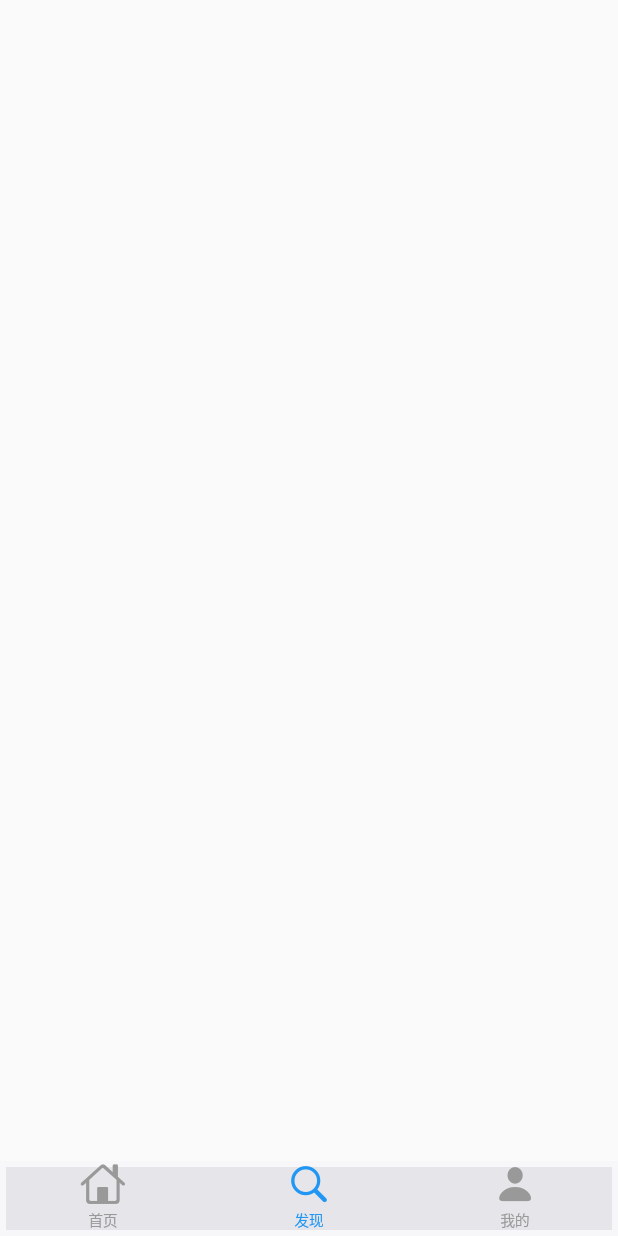
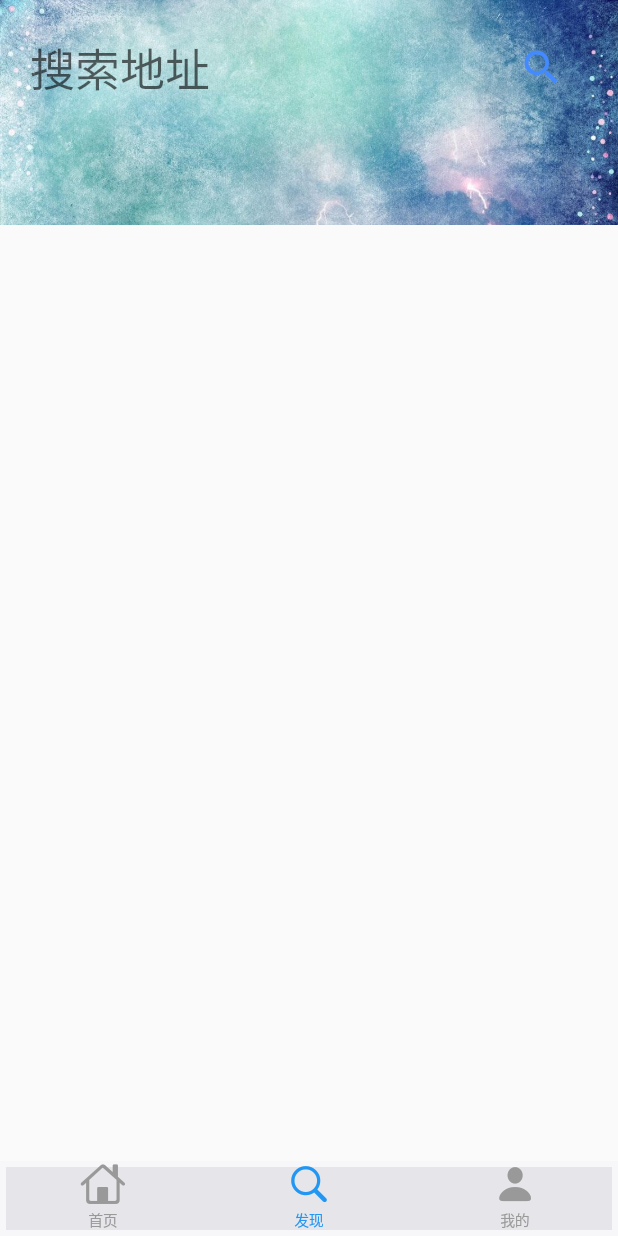
Before and after one commit to MMMMMMMingor/indoor_location_front, a Flutter app: the screen it shows after launch, item 2 of the bottom bar chosen, on a phone screen of 412 x 824 dp. Run offline on Flutter 3.47's test engine with Material 2 defaults, Android fonts, the phone set to English and light mode, and no system bars.

Commit message:
update devlin

```diff
--- a/lib/pages/tabs/search.dart
+++ b/lib/pages/tabs/search.dart
@@ -5,18 +5,61 @@ import 'package:flutter/material.dart';
 class SearchPage extends StatelessWidget{
   @override
   Widget build(BuildContext context){
-    return CupertinoPageScaffold(
+    return Scaffold(
         // child:Center(
         //     child:Text('发现',
         //       style: Theme.of(context).textTheme.button,)
         // )
-     child:ListView(
-       children: <Widget>[
-         Row(
+    resizeToAvoidBottomPadding: false,
+    body: Container(
+      height: 150,
+        decoration: BoxDecoration(
+          image: DecorationImage(
+            image: AssetImage("images/searchBack.jpg"),
+            fit: BoxFit.cover,
+          ),
+        ),
+     child: Center(
+          child: Padding(
+              padding: EdgeInsets.all(20),
+      child: Container(
+        child: Column(
+          children: <Widget>[
+            Container(
+              child: Row(
+                children: <Widget>[
+                Expanded(
+                            flex: 5,
+                            child: TextField(
+                                style: TextStyle(fontSize: 30),
+                                decoration: InputDecoration.collapsed(
+                                    border: InputBorder.none,
+                                    hintText: "搜索地址",
+                                    hintStyle: TextStyle())),
+                          ),
+                          Expanded(
+                            flex: 1,
+                            child: IconButton(
+                              icon: Icon(Icons.search),
+                                padding:EdgeInsets.all(10.0),
+                              iconSize: 30,
 
-         )
-       ],
+                              onPressed: (){
+
+                                print("aa");
+                              },
+                                color: Colors.blueAccent,
+                                highlightColor: Colors.black
+                            ),
+                          )
+              ],),
+              )
+          ],
+        ),
+      ),
+    ),
      )
+    )
     );
   }
 }
--- a/pubspec.yaml
+++ b/pubspec.yaml
@@ -47,6 +47,9 @@ flutter:
   #  - images/a_dot_burr.jpeg
   #  - images/a_dot_ham.jpeg
 
+  - images/searchBack.jpg
+ #
+ #
   # An image asset can refer to one or more resolution-specific "variants", see
   # https://flutter.dev/assets-and-images/#resolution-aware.
 
```
Also changed, not shown: images/searchBack.jpg (added), pubspec.lock.
